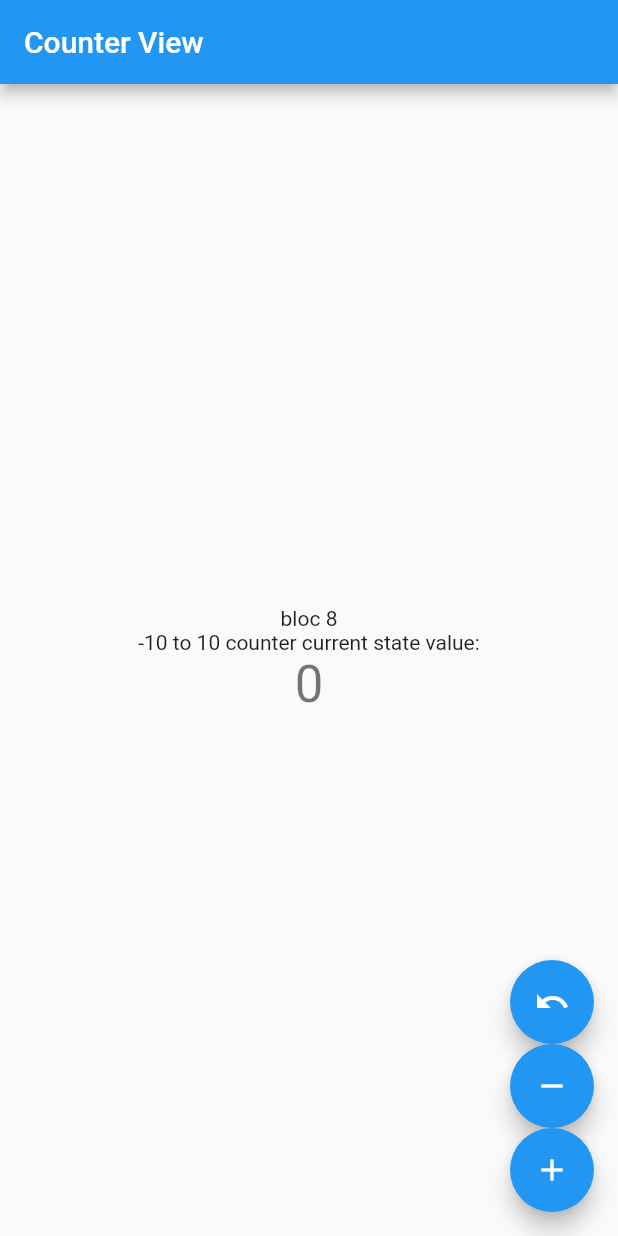
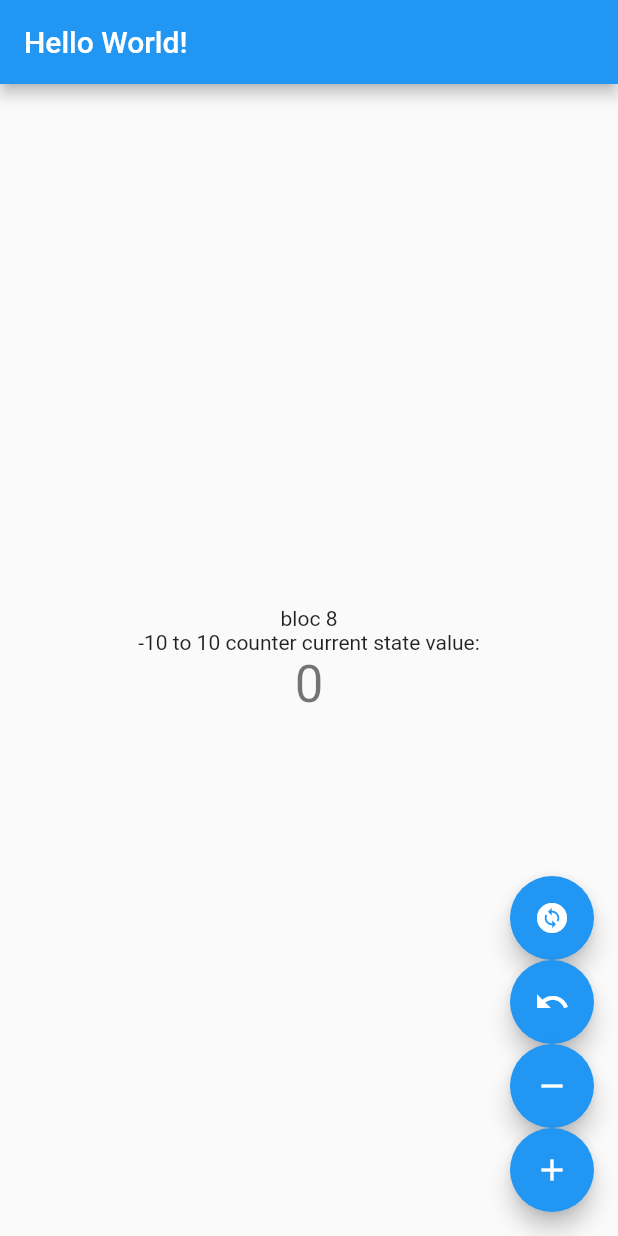
Before and after one commit to prahack/flutter_bloc_8_counter_example, a Flutter app: the screen it shows after launch, on a phone screen of 412 x 824 dp. Run offline on Flutter 3.47's test engine with Material 2 defaults, Android fonts, the phone set to English and light mode, and no system bars; our stand-ins replace bloc, flutter_bloc; generated files the repository leaves out were written again.

Commit message:
localization

```diff
--- /dev/null
+++ b/l10n.yaml
@@ -0,0 +1,3 @@
+arb-dir: lib/l10n
+template-arb-file: app_en.arb
+output-localization-file: app_localizations.dart
--- a/lib/counter_page/counter_bloc.dart
+++ b/lib/counter_page/counter_bloc.dart
@@ -1,10 +1,9 @@
 import 'package:bloc/bloc.dart';
-import 'package:flutter/cupertino.dart';
 import 'package:new_bloc/counter_page/counter_event.dart';
 import 'package:new_bloc/counter_page/counter_state.dart';
 
 class CounterBloc extends Bloc<CounterEvent, CounterState> {
-  CounterBloc(BuildContext buildContext) : super(CounterState.initialState) {
+  CounterBloc() : super(CounterState.initialState) {
     on<IncrementEvent>((event, emit) {
       if (state.counter == 10) {
         emit(state.clone(counter: 0, text: 'Jump to ZERO from 10'));
--- a/lib/counter_page/counter_provider.dart
+++ b/lib/counter_page/counter_provider.dart
@@ -7,7 +7,8 @@ class CounterProvider extends BlocProvider<CounterBloc> {
   CounterProvider({
     Key? key,
   }) : super(
-            key: key,
-            create: (context) => CounterBloc(context),
-            child: const CounterView());
+          key: key,
+          create: (context) => CounterBloc(),
+          child: const CounterView(),
+        );
 }
--- a/lib/counter_page/counter_state.dart
+++ b/lib/counter_page/counter_state.dart
@@ -10,8 +10,10 @@ class CounterState {
     required this.text,
   });
 
-  static CounterState get initialState =>
-      const CounterState(counter: 0, text: 'bloc 8');
+  static CounterState get initialState => const CounterState(
+        counter: 0,
+        text: 'bloc 8',
+      );
 
   CounterState clone({
     int? counter,
@@ -22,4 +24,15 @@ class CounterState {
       text: text ?? this.text,
     );
   }
+
+  @override
+  bool operator ==(Object other) =>
+      identical(this, other) ||
+      other is CounterState &&
+          runtimeType == other.runtimeType &&
+          counter == other.counter &&
+          text == other.text;
+
+  @override
+  int get hashCode => counter.hashCode ^ text.hashCode;
 }
--- a/lib/counter_page/counter_view.dart
+++ b/lib/counter_page/counter_view.dart
@@ -3,6 +3,9 @@ import 'package:flutter_bloc/flutter_bloc.dart';
 import 'package:new_bloc/counter_page/counter_bloc.dart';
 import 'package:new_bloc/counter_page/counter_event.dart';
 import 'package:new_bloc/counter_page/counter_state.dart';
+import 'package:flutter_gen/gen_l10n/app_localizations.dart';
+import 'package:new_bloc/localization_bloc/localization_bloc.dart';
+import 'package:new_bloc/localization_bloc/localization_event.dart';
 
 class CounterView extends StatelessWidget {
   const CounterView({Key? key}) : super(key: key);
@@ -13,7 +16,8 @@ class CounterView extends StatelessWidget {
 
     return Scaffold(
       appBar: AppBar(
-        title: const Text('Counter View'),
+        title: Text(AppLocalizations.of(context)!.helloWorld),
+        //const Text('Counter View'),
       ),
       body: Center(
         child: Column(
@@ -35,7 +39,7 @@ class CounterView extends StatelessWidget {
                 builder: (context, state) {
                   return Text(
                     '${state.counter}',
-                    style: Theme.of(context).textTheme.headline4,
+                    style: Theme.of(context).textTheme.headlineMedium,
                   );
                 }),
           ],
@@ -45,6 +49,11 @@ class CounterView extends StatelessWidget {
         mainAxisAlignment: MainAxisAlignment.end,
         children: [
           // use of context.read
+          FloatingActionButton(
+            onPressed: () =>
+                context.read<LocalizationBloc>().add(ChangeLocaleEvent()),
+            child: const Icon(Icons.change_circle),
+          ),
           FloatingActionButton(
             onPressed: () => context.read<CounterBloc>().add(JumpToEvent(0)),
             tooltip: 'JumpToZero',
--- /dev/null
+++ b/lib/l10n/app_en.arb
@@ -0,0 +1,6 @@
+{
+  "helloWorld": "Hello World!",
+  "@helloWorld": {
+    "description": "The conventional newborn programmer greeting"
+  }
+}
--- /dev/null
+++ b/lib/l10n/app_es.arb
@@ -0,0 +1,3 @@
+{
+    "helloWorld": "¡Hola Mundo!"
+}
--- /dev/null
+++ b/lib/localization_bloc/localization_bloc.dart
@@ -0,0 +1,22 @@
+import 'dart:ui';
+
+import 'package:bloc/bloc.dart';
+
+import 'localization_state.dart';
+import 'localization_event.dart';
+
+class LocalizationBloc extends Bloc<LocalizationEvent, LocalizationState> {
+  LocalizationBloc() : super(LocalizationState.initialState) {
+    on<ChangeLocaleEvent>(changeLocaleMethod);
+  }
+
+  void changeLocaleMethod(ChangeLocaleEvent event, Emitter emit) {
+    Locale locale = const Locale('en');
+    if (state.locale.languageCode == 'en') {
+      locale = const Locale.fromSubtags(languageCode: 'es');
+    } else {
+      locale = const Locale.fromSubtags(languageCode: 'en');
+    }
+    emit(state.clone(locale: locale));
+  }
+}
--- /dev/null
+++ b/lib/localization_bloc/localization_event.dart
@@ -0,0 +1,6 @@
+import 'package:flutter/material.dart';
+
+@immutable
+abstract class LocalizationEvent {}
+
+class ChangeLocaleEvent extends LocalizationEvent {}
--- /dev/null
+++ b/lib/localization_bloc/localization_state.dart
@@ -0,0 +1,22 @@
+import 'package:flutter/material.dart';
+
+@immutable
+class LocalizationState {
+  final Locale locale;
+
+  const LocalizationState({
+    required this.locale,
+  });
+
+  static LocalizationState get initialState => const LocalizationState(
+        locale: Locale('en'),
+      );
+
+  LocalizationState clone({
+    Locale? locale,
+  }) {
+    return LocalizationState(
+      locale: locale ?? this.locale,
+    );
+  }
+}
--- a/lib/main.dart
+++ b/lib/main.dart
@@ -1,5 +1,8 @@
 import 'package:flutter/material.dart';
-import 'package:new_bloc/counter_page/counter_view.dart';
+import 'package:flutter_bloc/flutter_bloc.dart';
+import 'package:new_bloc/localization_bloc/localization_bloc.dart';
+
+import 'package:flutter_gen/gen_l10n/app_localizations.dart';
 
 import 'counter_page/counter_provider.dart';
 
@@ -12,12 +15,24 @@ class MyApp extends StatelessWidget {
 
   @override
   Widget build(BuildContext context) {
+    return MultiBlocProvider(
+      providers: [
+        BlocProvider(
+          create: (context) => LocalizationBloc(),
+        ),
+      ],
+      child: Builder(builder: (context) {
         return MaterialApp(
           title: 'Flutter Demo',
           theme: ThemeData(
             primarySwatch: Colors.blue,
           ),
+          localizationsDelegates: AppLocalizations.localizationsDelegates,
+          supportedLocales: AppLocalizations.supportedLocales,
+          locale: context.select((LocalizationBloc bloc) => bloc.state.locale),
           home: CounterProvider(),
+        );
+      }),
     );
   }
 }
```
Also changed, not shown: pubspec.yaml (+6 -1 lines), pubspec.lock, 5 other files. Lines whose indentation alone changed are shown as unchanged.
